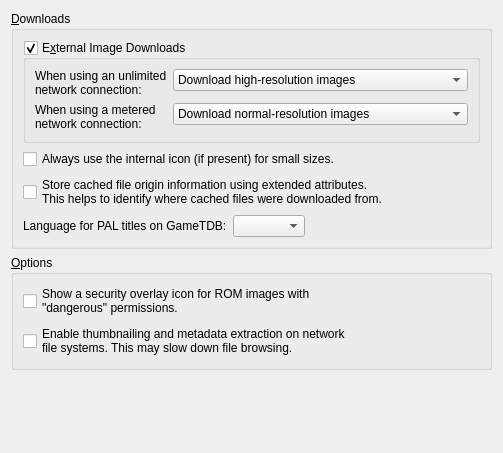
Above: src/kde/config/OptionsTab.ui from GerbilSoft/rom-properties before the change. Below: the same form after it.
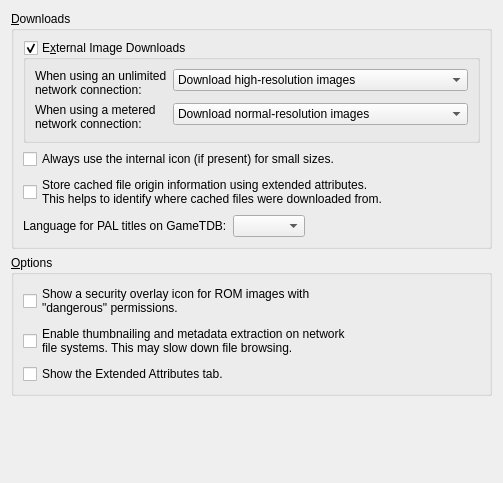
That is the form after the change. Custom widgets are drawn as their Qt base class.

Commit message:
Allow the XAttrView tab to be disabled.
[librpbase] Config: Add showXAttrView().

GTK and KDE UI frontends:
- Added a checkbox to OptionsTab.
- Tab providers: Only add an XAttrView tab if XAttrView is enabled.

TODO: Windows implementation.

```diff
--- a/src/kde/config/OptionsTab.ui
+++ b/src/kde/config/OptionsTab.ui
@@ -7,7 +7,7 @@
     <x>0</x>
     <y>0</y>
     <width>503</width>
-    <height>453</height>
+    <height>483</height>
    </rect>
   </property>
   <layout class="QVBoxLayout" name="vboxMain">
@@ -159,6 +159,13 @@
         </property>
        </widget>
       </item>
+      <item>
+       <widget class="QCheckBox" name="chkShowXAttrView">
+        <property name="text">
+         <string>Show the Extended Attributes tab.</string>
+        </property>
+       </widget>
+      </item>
      </layout>
     </widget>
    </item>
```
Left out of the diff: 16 changed lines with no effect on the pictures. The commit also changes 7 other files.
